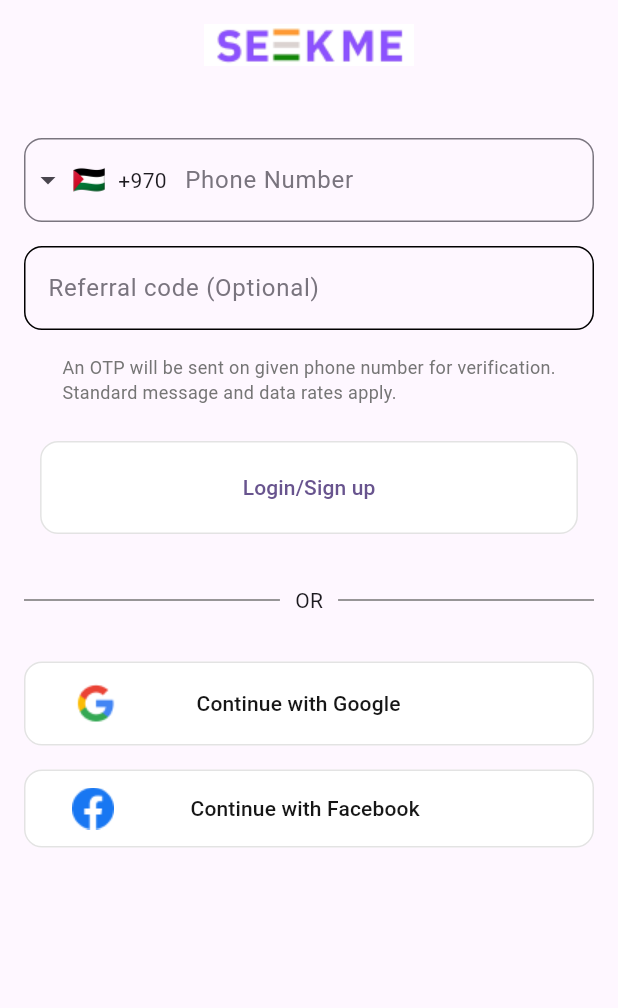
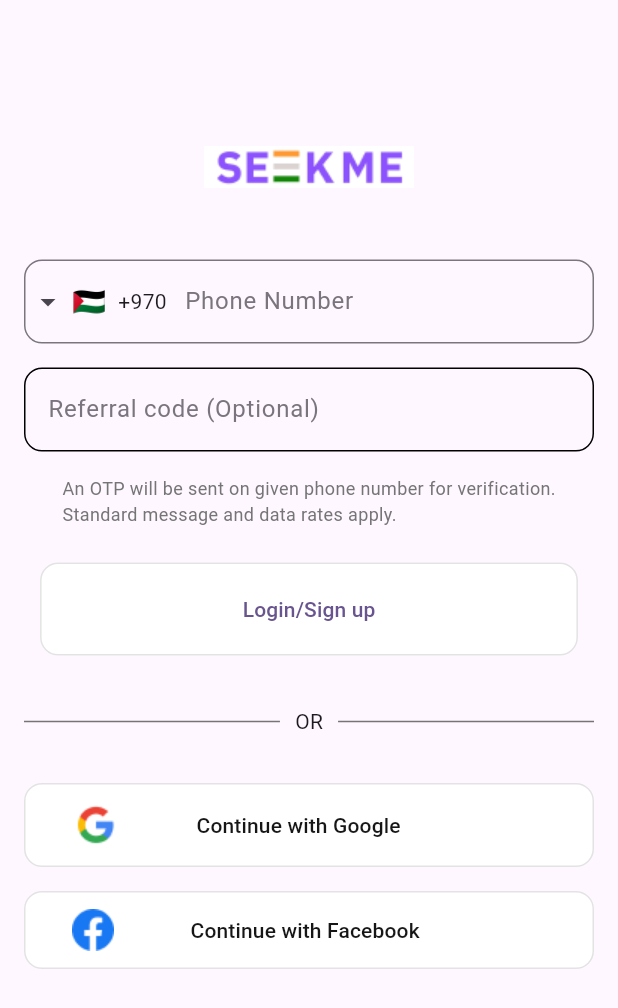
Before and after one commit to Dev-MuradAbed/seek_me, a Flutter app: the screen it shows after launch, on a phone screen of 412 x 824 dp. Shown: the top 1008 px of the screen. Run offline on Flutter 3.47's test engine with Material 2 defaults, Android fonts, the phone set to English and light mode, and no system bars; drawn by our look-alikes of intl_phone_field.

Commit message:
add scroll

```diff
--- a/lib/view/RegisterAsUser/register.dart
+++ b/lib/view/RegisterAsUser/register.dart
@@ -85,6 +85,8 @@
         padding: EdgeInsets.all(16.0),
         child: SingleChildScrollView(
           physics: BouncingScrollPhysics(),
+          child: Padding(
+            padding: const EdgeInsets.only(top: 81),
             child: Column(
               mainAxisAlignment: MainAxisAlignment.center,
               crossAxisAlignment: CrossAxisAlignment.center,
@@ -129,6 +131,7 @@
             ),
           ),
         ),
+      ),
     );
   }
 }
```
Lines whose indentation alone changed are shown as unchanged.
